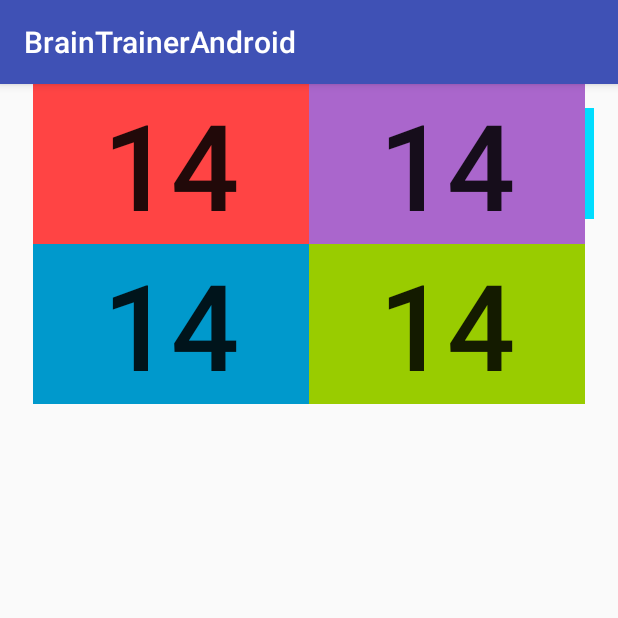
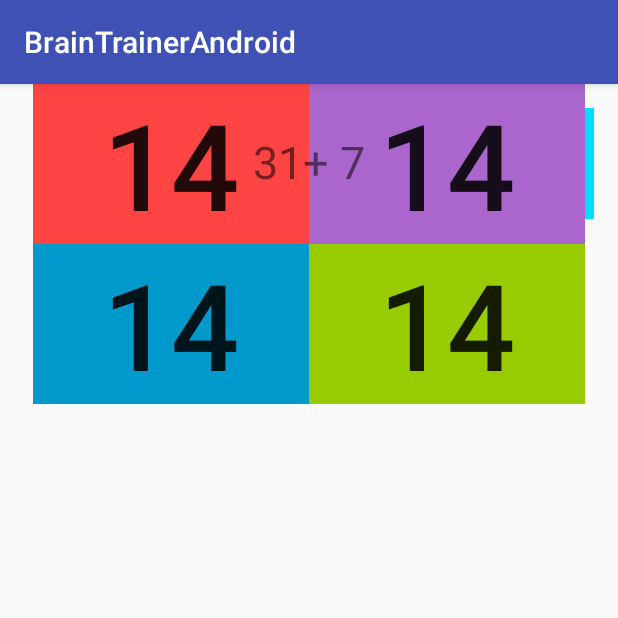
Before and after one commit to RommelTJ/BrainTrainerAndroid, an Android app: the screen it shows after launch (MainActivity), on a phone screen of 412 x 824 dp, the top half of it. Run offline under Robolectric (Android 15) with nearby library versions, the phone set to English and light mode, and no system bars.

Commit message:
Sum TextView

```diff
--- a/app/src/main/res/layout/activity_main.xml
+++ b/app/src/main/res/layout/activity_main.xml
@@ -127,6 +127,19 @@
 
         </GridLayout>
 
+        <TextView
+                android:id="@+id/sumTextView"
+                android:layout_width="wrap_content"
+                android:layout_height="wrap_content"
+                android:layout_marginTop="16dp"
+                android:padding="15dp"
+                android:text="31+ 7"
+                android:textSize="30dp"
+                app:layout_constraintEnd_toEndOf="parent"
+                app:layout_constraintHorizontal_bias="0.5"
+                app:layout_constraintStart_toStartOf="parent"
+                app:layout_constraintTop_toTopOf="parent" />
+
     </android.support.constraint.ConstraintLayout>
 
 </android.support.constraint.ConstraintLayout>
```
